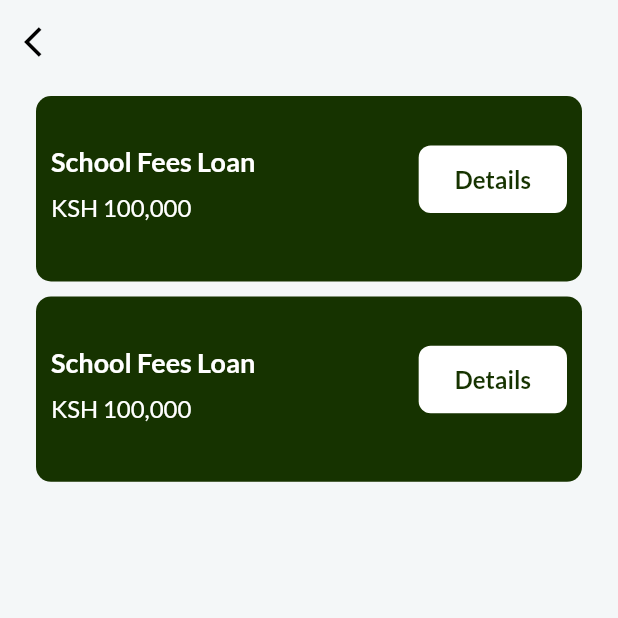
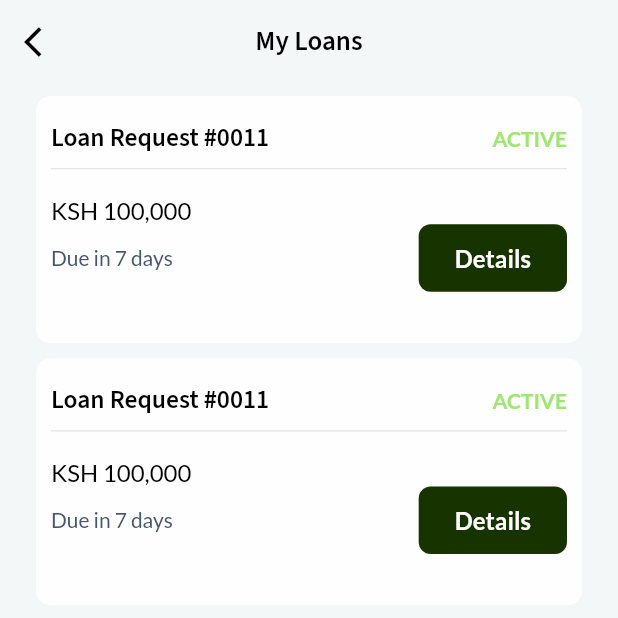
Before and after one commit to Tabithamutinda/Nipee, a Flutter app: the MyLoans screen opened directly, on a phone screen of 412 x 824 dp, the top half of it. Run offline on Flutter 3.47's test engine with Material 2 defaults, Android fonts, the phone set to English and light mode, and no system bars; our stand-ins replace flutter_bloc, flutter_form_builder, flutter_profile_picture, google_fonts.

Commit message:
Modified loans screen

```diff
--- a/lib/Pages/myLoans.dart
+++ b/lib/Pages/myLoans.dart
@@ -18,6 +18,15 @@ class _MyLoansState extends State<MyLoans> {
         elevation: 0,
         backgroundColor: Colors.transparent,
         automaticallyImplyLeading: false,
+        centerTitle: true,
+        title: Text(
+          'My Loans',
+          style: GoogleFonts.sourceSansPro(
+            fontSize: 18,
+            color: AppColors.black,
+            fontWeight: FontWeight.w600,
+          ),
+        ),
         leading: IconButton(
             onPressed: () => Navigator.pop(context),
             icon: const Icon(
@@ -26,61 +35,87 @@ class _MyLoansState extends State<MyLoans> {
             )),
       ),
       body: Padding(
-        padding:  const EdgeInsets.only(top: 8.0, left: 24.0, right: 24.0),
-        child: ListView.builder(itemCount: 2,
+        padding: const EdgeInsets.only(top: 8.0, left: 24.0, right: 24.0),
+        child: ListView.builder(
+          itemCount: 2,
           itemBuilder: (BuildContext context, int index) {
             return Container(
               margin: const EdgeInsets.only(bottom: 10),
-                height: MediaQuery.of(context).size.height * 0.15,
+              height: MediaQuery.of(context).size.height * 0.2,
               width: MediaQuery.of(context).size.width,
-                decoration:  BoxDecoration(
-                  color: AppColors.darkGreen,
-                  borderRadius: BorderRadius.circular(10.0)
-                ),
+              decoration: BoxDecoration(
+                  color: AppColors.white.withOpacity(0.9),
+                  borderRadius: BorderRadius.circular(10.0)),
               child: Padding(
-                  padding:  EdgeInsets.only(top: MediaQuery.of(context).size.height * 0.04, left: 10.0, right: 10.0),
-                  child: Row(
+                padding: EdgeInsets.only(
+                    top: MediaQuery.of(context).size.height * 0.02,
+                    left: 10.0,
+                    right: 10.0),
+                child: Column(
+                  crossAxisAlignment: CrossAxisAlignment.start,
+                  children: [
+                    Row(
                       mainAxisAlignment: MainAxisAlignment.spaceBetween,
                       children: [
-                      Column(
-                        crossAxisAlignment: CrossAxisAlignment.start,
-                        children: [
-                           Text('School Fees Loan',
-                          style: GoogleFonts.lato(
-                            fontSize: 18,
-                            color: AppColors.white,
+                        Text(
+                          'Loan Request #0011',
+                          style: GoogleFonts.sourceSansPro(
+                            fontSize: 17,
+                            color: AppColors.black,
                             fontWeight: FontWeight.w600,
                           ),
                         ),
-                          const SizedBox(height: 10,),
-                           Text('KSH 100,000',
+                        Text(
+                          'ACTIVE',
                           style: GoogleFonts.lato(
-                            fontSize: 16,
-                            color: AppColors.white,
-                            fontWeight: FontWeight.w500,
+                            fontSize: 14,
+                            color: AppColors.green,
+                            fontWeight: FontWeight.w600,
                           ),
                         ),
                       ],
                     ),
-
+                    const Divider(),
                     Column(
+                      crossAxisAlignment: CrossAxisAlignment.start,
                       children: [
+                        const SizedBox(
+                          height: 10,
+                        ),
+                        Text(
+                          'KSH 100,000',
+                          style: GoogleFonts.lato(
+                            fontSize: 16,
+                            color: AppColors.black,
+                            fontWeight: FontWeight.w500,
+                          ),
+                        ),
+                        Row(
+                          mainAxisAlignment: MainAxisAlignment.spaceBetween,
+                          children: [
+                            Text(
+                              'Due in 7 days',
+                              style: GoogleFonts.lato(
+                                fontSize: 14,
+                                color: AppColors.subtitle,
+                                fontWeight: FontWeight.w500,
+                              ),
+                            ),
                             Container(
-              width: MediaQuery.of(context).size.height * 0.12,
+                                width:
+                                    MediaQuery.of(context).size.height * 0.12,
                                 height: 45,
                                 decoration: BoxDecoration(
                                     borderRadius: BorderRadius.circular(8),
-                  color: AppColors.white),
+                                    color: AppColors.darkGreen),
                                 child: MaterialButton(
-                onPressed: () {
-
-                },
+                                  onPressed: () {},
                                   child: Center(
                                     child: Text(
                                       'Details',
                                       style: GoogleFonts.lato(
                                         fontSize: 16,
-                      color: AppColors.darkGreen,
+                                        color: AppColors.white,
                                         fontWeight: FontWeight.w600,
                                       ),
                                     ),
@@ -90,10 +125,11 @@ class _MyLoansState extends State<MyLoans> {
                         )
                       ],
                     ),
+                  ],
+                ),
               ),
             );
           },
-
 
           // ListTile(
           //   leading: Container(
```
Lines whose indentation alone changed are shown as unchanged.
